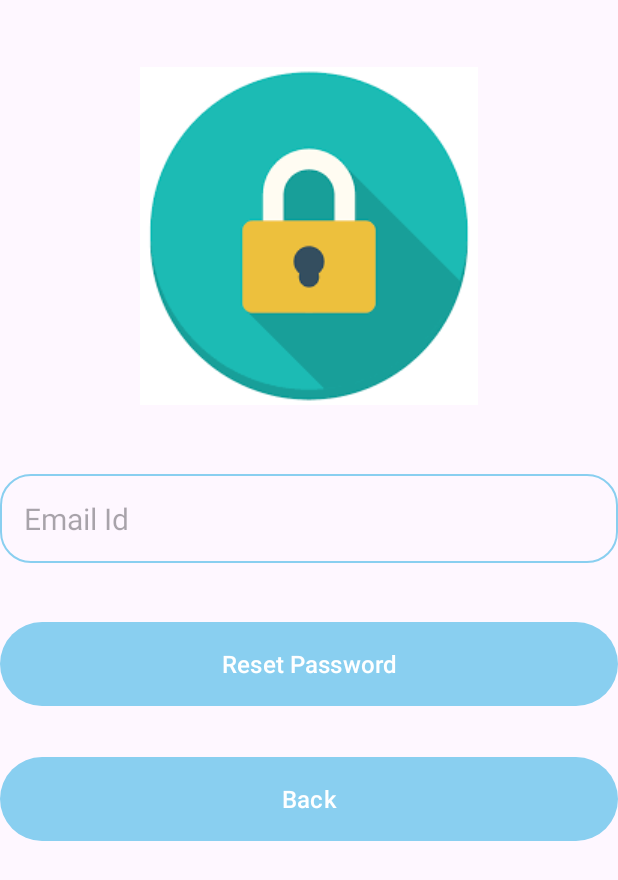
After one commit to thanhienee/mynotes, an Android app: the ResetPassword screen opened directly, with no data from a screen before it, on a phone screen of 412 x 824 dp. The commit adds this screen. Shown: the top 880 px of the screen. Run offline under Robolectric (Android 15) with nearby library versions, the phone set to English and light mode, and no system bars; our stand-ins replace Firebase (no records; nobody signed in at launch, a user with empty details on screens opened directly).

Commit message:
debug and add ResetPassword function

```diff
--- a/app/src/main/AndroidManifest.xml
+++ b/app/src/main/AndroidManifest.xml
@@ -12,6 +12,9 @@
         android:supportsRtl="true"
         android:theme="@style/Theme.MyNotes"
         tools:targetApi="31">
+        <activity
+            android:name=".ResetPassword"
+            android:exported="false" />
         <activity
             android:name=".ChangePassword"
             android:exported="false" />
--- a/app/src/main/java/com/example/mynotes/LoginActivity.java
+++ b/app/src/main/java/com/example/mynotes/LoginActivity.java
@@ -19,7 +19,7 @@ public class LoginActivity extends AppCompatActivity {// login
     EditText emailEdittext,passwordEdittext;
     Button LoginBtn;
     ProgressBar ProgressBar;
-    TextView createAccountBtnTextView;
+    TextView createAccountBtnTextView,tv_reset,tv_back;
     @Override
     protected void onCreate(Bundle savedInstanceState) {
         super.onCreate(savedInstanceState);
@@ -28,9 +28,12 @@ public class LoginActivity extends AppCompatActivity {// login
         passwordEdittext = findViewById(R.id.password_edit_text);
         LoginBtn = findViewById(R.id.login_btn);
         ProgressBar = findViewById(R.id.progress_bar);
+        tv_reset = findViewById(R.id.tv_reset);
         createAccountBtnTextView = findViewById(R.id.create_account_text_view_btn);
         LoginBtn.setOnClickListener((v)-> loginUser() );
         createAccountBtnTextView.setOnClickListener((v)->startActivity(new Intent(LoginActivity.this,CreateAccountActivity.class)) );
+        tv_reset.setOnClickListener((v)->startActivity(new Intent(LoginActivity.this,ResetPassword.class)) );
+
 
     }
 
--- a/app/src/main/java/com/example/mynotes/NoteAdapter.java
+++ b/app/src/main/java/com/example/mynotes/NoteAdapter.java
@@ -63,6 +63,7 @@ public class NoteAdapter extends FirestoreRecyclerAdapter<Note, NoteAdapter.Note
     }
 
 
+
     @NonNull
     @Override
     public NoteViewHolder onCreateViewHolder(@NonNull ViewGroup parent, int viewType) {
--- /dev/null
+++ b/app/src/main/java/com/example/mynotes/ResetPassword.java
@@ -0,0 +1,59 @@
+package com.example.mynotes;
+
+import androidx.appcompat.app.AppCompatActivity;
+
+import android.content.Intent;
+import android.os.Bundle;
+import android.text.TextUtils;
+import android.view.View;
+import android.widget.Button;
+import android.widget.EditText;
+import android.widget.Toast;
+
+import com.google.android.gms.tasks.OnCompleteListener;
+import com.google.android.gms.tasks.Task;
+import com.google.firebase.auth.FirebaseAuth;
+
+public class ResetPassword extends AppCompatActivity {
+    EditText emailEditText;
+    Button resetButton,back;
+
+
+    @Override
+    protected void onCreate(Bundle savedInstanceState) {
+        super.onCreate(savedInstanceState);
+        setContentView(R.layout.activity_reset_password);
+
+        emailEditText = findViewById(R.id.edt_email);
+        resetButton = findViewById(R.id.btn_reset);
+        back =findViewById(R.id.btn_back);
+        back.setOnClickListener((v)->startActivity(new Intent(ResetPassword.this,LoginActivity.class)) );
+
+        resetButton.setOnClickListener(new View.OnClickListener() {
+            @Override
+            public void onClick(View v) {
+                String email = emailEditText.getText().toString();
+                if (!TextUtils.isEmpty(email)) {
+                    sendPasswordResetEmail(email);
+                }
+            }
+        });
+    }
+
+    private void sendPasswordResetEmail(String email) {
+        FirebaseAuth auth = FirebaseAuth.getInstance();
+        auth.sendPasswordResetEmail(email)
+                .addOnCompleteListener(new OnCompleteListener<Void>() {
+                    @Override
+                    public void onComplete(Task<Void> task) {
+                        if (task.isSuccessful()) {
+                            // Password reset email sent successfully
+                            Toast.makeText(ResetPassword.this, "Password reset email sent", Toast.LENGTH_SHORT).show();
+                        } else {
+                            // Failed to send password reset email
+                            Toast.makeText(ResetPassword.this, "Failed to send password reset email", Toast.LENGTH_SHORT).show();
+                        }
+                    }
+                });
+    }
+}
--- a/app/src/main/res/layout/activity_main.xml
+++ b/app/src/main/res/layout/activity_main.xml
@@ -30,6 +30,12 @@
             app:tint="@color/white"
             android:background="?attr/selectableItemBackgroundBorderless"
             />
+        <SearchView
+            android:layout_marginTop="50dp"
+            android:id="@+id/search_view"
+            android:layout_width="match_parent"
+            android:layout_height="wrap_content"
+            android:queryHint="Search notes" />
 
     </RelativeLayout>
 
--- /dev/null
+++ b/app/src/main/res/layout/activity_reset_password.xml
@@ -0,0 +1,58 @@
+<?xml version="1.0" encoding="utf-8"?>
+<androidx.constraintlayout.widget.ConstraintLayout xmlns:android="http://schemas.android.com/apk/res/android"
+    xmlns:app="http://schemas.android.com/apk/res-auto"
+    xmlns:tools="http://schemas.android.com/tools"
+    android:layout_width="match_parent"
+    android:layout_height="match_parent">
+
+    <ImageView
+        android:id="@+id/imageView"
+        android:layout_width="wrap_content"
+        android:layout_height="wrap_content"
+        app:layout_constraintBottom_toBottomOf="parent"
+        app:layout_constraintEnd_toEndOf="parent"
+        app:layout_constraintStart_toStartOf="parent"
+        app:layout_constraintTop_toTopOf="parent"
+        app:layout_constraintVertical_bias="0.075"
+        app:srcCompat="@drawable/images" />
+
+    <EditText
+        android:id="@+id/edt_email"
+        android:layout_width="match_parent"
+        android:layout_height="wrap_content"
+        android:layout_marginTop="46dp"
+        android:background="@drawable/rounded_corner"
+        android:hint="Email Id"
+        android:inputType="textEmailAddress"
+        android:padding="16dp"
+        android:textSize="20sp"
+        app:layout_constraintEnd_toEndOf="parent"
+        app:layout_constraintHorizontal_bias="0.5"
+        app:layout_constraintStart_toStartOf="parent"
+        app:layout_constraintTop_toBottomOf="@+id/imageView" />
+
+    <com.google.android.material.button.MaterialButton
+        android:id="@+id/btn_reset"
+        android:layout_width="match_parent"
+        android:layout_height="64dp"
+        android:layout_marginTop="35dp"
+        android:text="Reset Password"
+        android:textSize="16sp"
+        app:layout_constraintEnd_toEndOf="parent"
+        app:layout_constraintHorizontal_bias="0.5"
+        app:layout_constraintStart_toStartOf="parent"
+        app:layout_constraintTop_toBottomOf="@+id/edt_email" />
+
+    <com.google.android.material.button.MaterialButton
+        android:id="@+id/btn_back"
+        android:layout_width="match_parent"
+        android:layout_height="64dp"
+        android:layout_marginTop="26dp"
+        android:text="Back"
+        android:textSize="16sp"
+        app:layout_constraintEnd_toEndOf="parent"
+        app:layout_constraintHorizontal_bias="0.5"
+        app:layout_constraintStart_toStartOf="parent"
+        app:layout_constraintTop_toBottomOf="@+id/btn_reset" />
+
+</androidx.constraintlayout.widget.ConstraintLayout>
```
Also changed, not shown: app/src/main/java/com/example/mynotes/MainActivity.java (+13 -1 lines), app/src/main/res/layout/activity_login.xml (+11 -0 lines), app/src/main/res/drawable/images.png (added).
